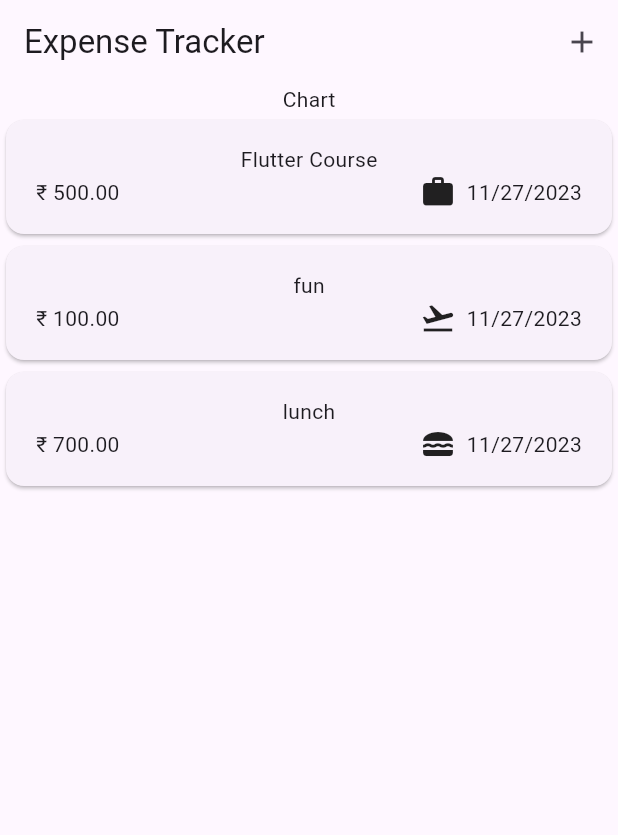
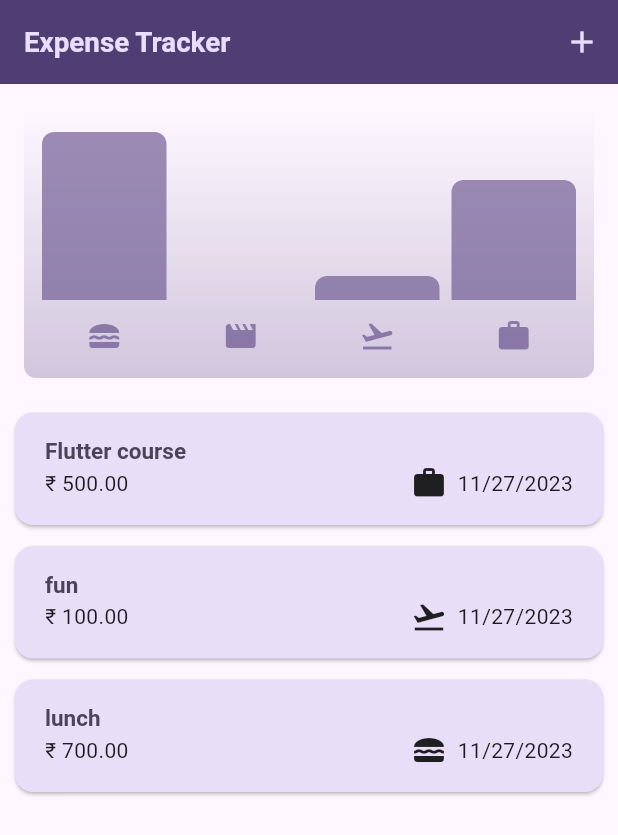
Before and after one commit to sarundevops07/expense_tracker, a Flutter app: the screen it shows after launch, on a phone screen of 412 x 824 dp. Shown: the top 835 px of the screen. Run offline on Flutter 3.47's test engine with Material 3 defaults, Android fonts, the phone set to English and light mode, and no system bars; missing offline and left inert: dart:ffi.

Commit message:
before_responsive

```diff
--- a/lib/main.dart
+++ b/lib/main.dart
@@ -1,5 +1,14 @@
 import 'package:expense_tracker/presentation/screens/expenses.dart';
 import 'package:flutter/material.dart';
+import 'package:flutter/services.dart';
+
+var kColorScheme = ColorScheme.fromSeed(
+  seedColor: Colors.deepPurple,
+);
+var kDarkColorScheme = ColorScheme.fromSeed(
+  brightness: Brightness.dark,
+  seedColor: const Color.fromARGB(255, 5, 99, 125),
+);
 
 void main() {
   runApp(const MyApp());
@@ -11,11 +20,42 @@ class MyApp extends StatelessWidget {
   @override
   Widget build(BuildContext context) {
     return MaterialApp(
+        darkTheme: ThemeData.dark().copyWith(
+          colorScheme: kDarkColorScheme,
+          cardTheme: const CardTheme().copyWith(
+            color: kDarkColorScheme.secondaryContainer,
+            margin: const EdgeInsets.symmetric(horizontal: 10, vertical: 7),
+          ),
+          elevatedButtonTheme: ElevatedButtonThemeData(
+            style: ElevatedButton.styleFrom(
+                backgroundColor: kDarkColorScheme.primaryContainer),
+          ),
+          appBarTheme:
+              AppBarTheme(foregroundColor: kDarkColorScheme.primaryContainer),
+        ),
         debugShowCheckedModeBanner: false,
-        theme: ThemeData(
-          colorScheme: ColorScheme.fromSeed(seedColor: Colors.deepPurple),
-          useMaterial3: true,
+        theme: ThemeData().copyWith(
+          colorScheme: kColorScheme,
+          appBarTheme: AppBarTheme(
+              backgroundColor: kColorScheme.onPrimaryContainer,
+              foregroundColor: kColorScheme.primaryContainer),
+          cardTheme: const CardTheme().copyWith(
+            color: kColorScheme.secondaryContainer,
+            margin: const EdgeInsets.symmetric(horizontal: 10, vertical: 7),
+          ),
+          elevatedButtonTheme: ElevatedButtonThemeData(
+            style: ElevatedButton.styleFrom(
+                backgroundColor: kColorScheme.primaryContainer),
+          ),
+          textTheme: ThemeData().textTheme.copyWith(
+                titleLarge: TextStyle(
+                    color: kColorScheme.onSecondaryContainer,
+                    fontWeight: FontWeight.bold,
+                    fontSize: 18.5),
+              ),
         ),
+        //themeMode: ThemeMode.system,
         home: const Expenses());
   }
 }
+// const Color.fromARGB(255, 96, 59, 181),
--- a/lib/model/expence.dart
+++ b/lib/model/expence.dart
@@ -1,7 +1,9 @@
 // ignore_for_file: public_member_api_docs, sort_constructors_first
+import 'dart:ffi';
+
 import 'package:flutter/material.dart';
+import 'package:intl/intl.dart';
 import 'package:uuid/uuid.dart';
-import 'package:intl/intl.dart';
 
 const uuid = Uuid();
 final formatter = DateFormat.yMd();
@@ -33,3 +35,24 @@ class Expense {
     return formatter.format(date);
   }
 }
+
+class ExpenseBucket {
+  final Category category;
+  final List<Expense> expenses;
+  ExpenseBucket({
+    required this.category,
+    required this.expenses,
+  });
+  ExpenseBucket.forCategory(List<Expense> allExpenses, this.category)
+      : expenses = allExpenses
+            .where((element) => element.category == category)
+            .toList();
+
+  double get totalExpenses {
+    double sum = 0;
+    for (final expense in expenses) {
+      sum += expense.amount;
+    }
+    return sum;
+  }
+}
--- a/lib/presentation/screens/expenses.dart
+++ b/lib/presentation/screens/expenses.dart
@@ -1,4 +1,5 @@
 import 'package:expense_tracker/model/expence.dart';
+import 'package:expense_tracker/presentation/widgets/chart/chart.dart';
 import 'package:expense_tracker/presentation/widgets/expense_list/expenses_list.dart';
 import 'package:expense_tracker/presentation/widgets/new_expenses.dart';
 import 'package:flutter/material.dart';
@@ -14,7 +15,7 @@ class _ExpensesState extends State<Expenses> {
   final List<Expense> _registeredExpenses = [
     Expense(
         amount: 500,
-        title: 'Flutter Course',
+        title: 'Flutter course',
         date: DateTime.now(),
         category: Category.work),
     Expense(
@@ -91,7 +92,10 @@ class _ExpensesState extends State<Expenses> {
           ],
         ),
         body: Column(
-          children: [const Text('Chart'), Expanded(child: mainContent)],
+          children: [
+            Chart(expenses: _registeredExpenses),
+            Expanded(child: mainContent)
+          ],
         ));
   }
 }
--- /dev/null
+++ b/lib/presentation/widgets/chart/chart.dart
@@ -0,0 +1,94 @@
+import 'package:expense_tracker/model/expence.dart';
+import 'package:expense_tracker/presentation/widgets/chart/chart_bar.dart';
+import 'package:flutter/material.dart';
+
+class Chart extends StatelessWidget {
+  const Chart({super.key, required this.expenses});
+
+  final List<Expense> expenses;
+
+  List<ExpenseBucket> get buckets {
+    return [
+      ExpenseBucket.forCategory(expenses, Category.food),
+      ExpenseBucket.forCategory(expenses, Category.leisure),
+      ExpenseBucket.forCategory(expenses, Category.travel),
+      ExpenseBucket.forCategory(expenses, Category.work),
+    ];
+  }
+
+  double get maxTotalExpense {
+    double maxTotalExpense = 0;
+
+    for (final bucket in buckets) {
+      if (bucket.totalExpenses > maxTotalExpense) {
+        maxTotalExpense = bucket.totalExpenses;
+      }
+    }
+
+    return maxTotalExpense;
+  }
+
+  @override
+  Widget build(BuildContext context) {
+    final isDarkMode =
+        MediaQuery.of(context).platformBrightness == Brightness.dark;
+    return Container(
+      margin: const EdgeInsets.all(16),
+      padding: const EdgeInsets.symmetric(
+        vertical: 16,
+        horizontal: 8,
+      ),
+      width: double.infinity,
+      height: 180,
+      decoration: BoxDecoration(
+        borderRadius: BorderRadius.circular(8),
+        gradient: LinearGradient(
+          colors: [
+            Theme.of(context).colorScheme.primary.withOpacity(0.3),
+            Theme.of(context).colorScheme.primary.withOpacity(0.0)
+          ],
+          begin: Alignment.bottomCenter,
+          end: Alignment.topCenter,
+        ),
+      ),
+      child: Column(
+        children: [
+          Expanded(
+            child: Row(
+              crossAxisAlignment: CrossAxisAlignment.end,
+              children: [
+                for (final bucket in buckets) // alternative to map()
+                  ChartBar(
+                    fill: bucket.totalExpenses == 0
+                        ? 0
+                        : bucket.totalExpenses / maxTotalExpense,
+                  )
+              ],
+            ),
+          ),
+          const SizedBox(height: 12),
+          Row(
+            children: buckets
+                .map(
+                  (bucket) => Expanded(
+                    child: Padding(
+                      padding: const EdgeInsets.symmetric(horizontal: 4),
+                      child: Icon(
+                        categoryIcons[bucket.category],
+                        color: isDarkMode
+                            ? Theme.of(context).colorScheme.secondary
+                            : Theme.of(context)
+                                .colorScheme
+                                .primary
+                                .withOpacity(0.7),
+                      ),
+                    ),
+                  ),
+                )
+                .toList(),
+          )
+        ],
+      ),
+    );
+  }
+}
--- /dev/null
+++ b/lib/presentation/widgets/chart/chart_bar.dart
@@ -0,0 +1,34 @@
+import 'package:flutter/material.dart';
+
+class ChartBar extends StatelessWidget {
+  const ChartBar({
+    super.key,
+    required this.fill,
+  });
+
+  final double fill;
+
+  @override
+  Widget build(BuildContext context) {
+    final isDarkMode =
+        MediaQuery.of(context).platformBrightness == Brightness.dark;
+    return Expanded(
+      child: Padding(
+        padding: const EdgeInsets.symmetric(horizontal: 4),
+        child: FractionallySizedBox(
+          heightFactor: fill,
+          child: DecoratedBox(
+            decoration: BoxDecoration(
+              shape: BoxShape.rectangle,
+              borderRadius:
+                  const BorderRadius.vertical(top: Radius.circular(8)),
+              color: isDarkMode
+                  ? Theme.of(context).colorScheme.secondary
+                  : Theme.of(context).colorScheme.primary.withOpacity(0.65),
+            ),
+          ),
+        ),
+      ),
+    );
+  }
+}
--- a/lib/presentation/widgets/expense_list/expense_item.dart
+++ b/lib/presentation/widgets/expense_list/expense_item.dart
@@ -10,8 +10,15 @@ class ExpenseItem extends StatelessWidget {
       child: Padding(
         padding: const EdgeInsets.symmetric(horizontal: 20, vertical: 16),
         child: Column(
+          crossAxisAlignment: CrossAxisAlignment.start,
           children: [
-            Text(expense.title),
+            Text(
+              expense.title,
+              style: Theme.of(context)
+                  .textTheme
+                  .titleLarge
+                  ?.copyWith(fontSize: 15),
+            ),
             Row(
               children: [
                 Text('\u20B9 ${expense.amount.toStringAsFixed(2)}'),
--- a/lib/presentation/widgets/expense_list/expenses_list.dart
+++ b/lib/presentation/widgets/expense_list/expenses_list.dart
@@ -12,6 +12,11 @@ class ExpensesList extends StatelessWidget {
     return ListView.builder(
       itemCount: expense.length,
       itemBuilder: (ctx, index) => Dismissible(
+        background: Container(
+          color: Theme.of(context).colorScheme.onErrorContainer,
+          margin: EdgeInsets.symmetric(
+              horizontal: Theme.of(context).cardTheme.margin!.horizontal),
+        ),
         onDismissed: (_) {
           onRemoveExpense(expense[index]);
         },
```
